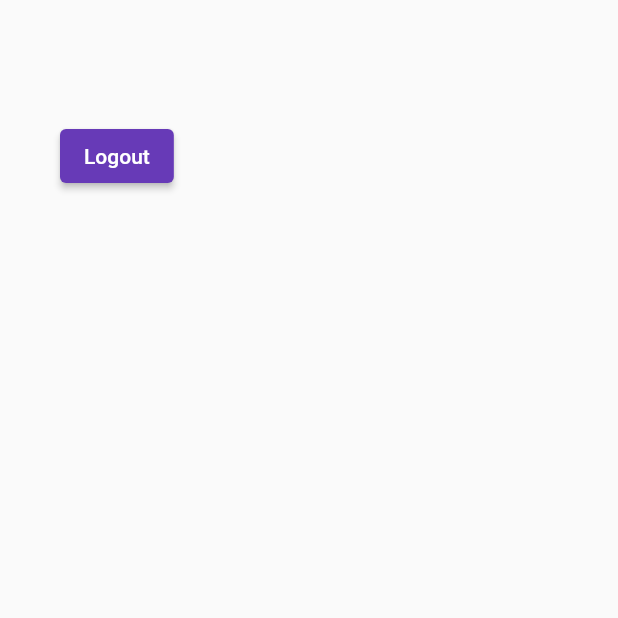
After one commit to CrazyPingu/ssredentore, a Flutter app: the SettingsFragment screen opened directly, on a phone screen of 412 x 824 dp, the top half of it. The commit adds this screen. Run offline on Flutter 3.47's test engine with Material 2 defaults, Android fonts, the phone set to English and light mode, and no system bars; our stand-ins replace cloud_firestore, firebase_core, fluttertoast, shared_preferences; accounts and stored records are empty; generated files the repository leaves out were written again.

```diff
--- /dev/null
+++ b/lib/fragment/settings_page.dart
@@ -0,0 +1,42 @@
+import 'package:flutter/material.dart';
+import 'package:flutter_gen/gen_l10n/app_localizations.dart';
+import 'package:ssredentore/library/shared_preferences.dart';
+import 'package:ssredentore/useful/routes.dart';
+
+class SettingsFragment extends StatefulWidget {
+  const SettingsFragment({super.key});
+
+  @override
+  State<SettingsFragment> createState() => _SettingsFragmentState();
+}
+
+class _SettingsFragmentState extends State<SettingsFragment> {
+  @override
+  Widget build(BuildContext context) {
+    return Localizations(
+      locale: AppLocalizations.supportedLocales[0],
+      delegates: AppLocalizations.localizationsDelegates,
+      child: Scaffold(
+        body: SingleChildScrollView(
+          child: Padding(
+            padding: const EdgeInsets.all(40.0),
+            // add button logout
+            child: Column(
+              children: <Widget>[
+                const SizedBox(height: 40),
+                ElevatedButton(
+                  onPressed: () {
+                    SharedPreference.deleteLogin();
+                    Routes.redirectToLogin(context);
+                  },
+                  child: Text(AppLocalizations.of(context)!.logout),
+                ),
+              ],
+
+            ),
+          ),
+        ),
+      ),
+    );
+  }
+}
--- a/lib/l10n/app_en.arb
+++ b/lib/l10n/app_en.arb
@@ -1,13 +1,17 @@
 {
   "already_have_account": "Already have an account?",
+  "calendar": "Calendar",
   "confirm_password": "Confirm Password",
   "dont_have_account": "Don't have an account?",
   "empty_fields": "Username and password cannot be empty",
   "login": "Login",
   "login_failed": "Wrong password or username",
   "login_success": "Login success",
+  "logout": "Logout",
   "password": "Password",
   "passwords_dont_match": "Passwords don't match",
+  "remember_me": "Remember me",
+  "settings": "Settings",
   "signup": "Sign up",
   "user_already_exists": "User already exists",
   "user_created": "User created",
--- a/lib/l10n/app_it.arb
+++ b/lib/l10n/app_it.arb
@@ -1,13 +1,17 @@
 {
   "already_have_account": "Hai giá un account?",
+  "calendar": "Calendario",
   "confirm_password": "Conferma Password",
   "dont_have_account": "Non hai un account?",
   "empty_fields": "Nome utente e password non possono essere vuoti",
   "login": "Accedi",
   "login_failed": "Username o password sbagliati",
   "login_success": "Accesso effettuato con successo",
+  "logout": "Esci dall'account",
   "password": "Password",
   "passwords_dont_match": "Le password non corrispondono",
+  "remember_me": "Ricordami",
+  "settings": "Impostazioni",
   "signup": "Registrati",
   "user_already_exists": "Utente già esistente",
   "user_created": "Utente creato",
--- /dev/null
+++ b/lib/useful/routes.dart
@@ -0,0 +1,41 @@
+library;
+
+import 'package:flutter/material.dart';
+import 'package:ssredentore/home_page.dart';
+import 'package:ssredentore/main.dart';
+import 'package:ssredentore/signup.dart';
+
+class Routes {
+  Routes._();
+
+  //! Warning: When using initialRoute, don’t define a home property.
+  static const String homeLabel = '/mainPage';
+  static const String loginLabel = '/login';
+  static const String signupLabel = '/signup';
+
+  static Map<String, WidgetBuilder> getRoutes() {
+    return <String, WidgetBuilder>{
+      loginLabel: (context) => const LoginPage(),
+      homeLabel: (context) => const HomePage(),
+      signupLabel: (context) => const SignUpPage(),
+    };
+  }
+
+  static void _redirect(BuildContext context, String route) {
+    Future(() {
+      Navigator.pushNamed(context, route);
+    });
+  }
+
+  static void redirectToLogin(BuildContext context) {
+    _redirect(context, loginLabel);
+  }
+
+  static void redirectToHome(BuildContext context) {
+    _redirect(context, homeLabel);
+  }
+
+  static void redirectToSignup(BuildContext context) {
+    _redirect(context, signupLabel);
+  }
+}
--- a/lib/themes.dart
+++ b/lib/useful/themes.dart
@@ -1,24 +1,28 @@
+library;
+
 import 'package:flutter/material.dart';
 
 class ThemeClass {
+  ThemeClass._();
+
   Color lightPrimaryColor = Colors.deepPurple;
-  Color lightPrimaryColorAccent = Colors.deepPurpleAccent;
+  Color lightAccentColor = Colors.deepPurpleAccent;
   Color darkPrimaryColor = Colors.deepOrange;
-  Color darkPrimaryColorAccent = Colors.deepOrangeAccent;
+  Color darkAccentColor = Colors.deepOrangeAccent;
 
   static ThemeData lightTheme = ThemeData(
     primaryColor: ThemeData.light().scaffoldBackgroundColor,
     colorScheme: const ColorScheme.light().copyWith(
-      primary: _themeClass.lightPrimaryColor,
+      primary: ThemeClass._().lightPrimaryColor,
+      secondary: ThemeClass._().lightAccentColor,
     ),
   );
 
   static ThemeData darkTheme = ThemeData(
     primaryColor: ThemeData.dark().scaffoldBackgroundColor,
     colorScheme: const ColorScheme.dark().copyWith(
-      primary: _themeClass.darkPrimaryColor,
+      primary: ThemeClass._().darkPrimaryColor,
+      secondary: ThemeClass._().darkAccentColor,
     ),
   );
 }
-
-ThemeClass _themeClass = ThemeClass();
--- a/pubspec.yaml
+++ b/pubspec.yaml
@@ -19,6 +19,7 @@ dependencies:
   intl: any
   firebase_core: ^2.22.0
   cloud_firestore: ^4.13.1
+  shared_preferences: ^2.2.2
 
 dev_dependencies:
   flutter_test:
```
Also changed, not shown: lib/home_page.dart (+47 -8 lines), lib/library/gui_shortcute.dart (+2 -7 lines), lib/library/shared_preferences.dart (added, +34 -0 lines), lib/main.dart (+51 -18 lines), lib/signup.dart (+4 -9 lines), pubspec.lock, 1 other file.
